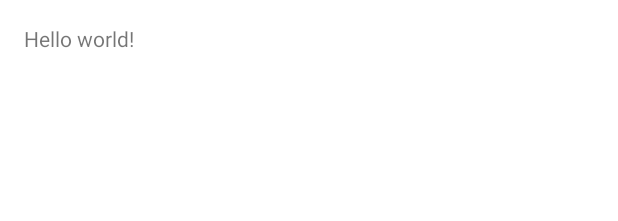
After one commit to DTU-BugBuster/SIH-Android, an Android app: the layout activity_shake.xml on its own in the app's theme, with its tools: preview values and no code run, on a phone screen of 412 x 824 dp. The commit adds this screen. Shown: the top 221 px of the screen. Run offline under Robolectric (Android 15) with nearby library versions, the light colour scheme and no system bars.

Commit message:
Shake to call added .. nav drawer shake to call modified

```diff
--- a/WaterBorne/app/build.gradle
+++ b/WaterBorne/app/build.gradle
@@ -75,6 +75,6 @@ dependencies {
     implementation 'com.jakewharton:butterknife:8.1.0'
     annotationProcessor 'com.jakewharton:butterknife-compiler:8.1.0'
     implementation 'pl.droidsonroids.gif:android-gif-drawable:1.2.16'
-
+    implementation 'com.github.tbouron.shakedetector:library:1.0.0@aar'
     implementation 'com.github.bumptech.glide:glide:4.0.0'
 }
--- a/WaterBorne/app/src/main/AndroidManifest.xml
+++ b/WaterBorne/app/src/main/AndroidManifest.xml
@@ -2,6 +2,7 @@
 <manifest xmlns:android="http://schemas.android.com/apk/res/android"
     package="com.example.android.waterborne">
 
+    <uses-permission android:name="android.permission.CALL_PHONE" />
     <uses-permission android:name="android.permission.INTERNET" />
     <uses-permission android:name="android.permission.WRITE_EXTERNAL_STORAGE" />
     <uses-permission android:name="android.permission.ACCESS_WIFI_STATE" />
@@ -27,7 +28,7 @@
         android:roundIcon="@mipmap/ic_launcher_round"
         android:supportsRtl="true"
         android:theme="@style/AppTheme">
-        <activity android:name=".WaterQualityImageUpload"></activity>
+        <activity android:name=".WaterQualityImageUpload" />
 
         <meta-data
             android:name="com.google.android.geo.API_KEY"
@@ -66,7 +67,8 @@
         <activity android:name=".HomeRemedies.HomeRemediesActivity" />
         <activity android:name=".HomeRemedies.HomeRemedy" />
         <activity android:name=".IsPlaceSafe.IsPlaceSafeActivity" />
-        <activity android:name=".Chatbot.ChatActivity"></activity>
+        <activity android:name=".Chatbot.ChatActivity" />
+        <activity android:name=".ShakeActivity"></activity>
     </application>
 
 </manifest>
--- /dev/null
+++ b/WaterBorne/app/src/main/res/layout/activity_shake.xml
@@ -0,0 +1,63 @@
+<view xmlns:android="http://schemas.android.com/apk/res/android"
+    xmlns:tools="http://schemas.android.com/tools"
+    class="android.support.v4.widget.DrawerLayout"
+    android:id="@+id/drawer_layout"
+    android:layout_width="match_parent"
+    android:layout_height="match_parent"
+    tools:context=".ShakeActivity">
+
+    <ScrollView
+        android:layout_width="match_parent"
+        android:layout_height="match_parent"
+        android:paddingLeft="@dimen/activity_horizontal_margin"
+        android:paddingRight="@dimen/activity_horizontal_margin"
+        android:paddingTop="@dimen/activity_vertical_margin"
+        android:paddingBottom="@dimen/activity_vertical_margin">
+
+        <TextView
+            android:id="@+id/status"
+            android:text="@string/hello_world"
+            android:layout_width="match_parent"
+            android:layout_height="wrap_content"/>
+
+    </ScrollView>
+
+    <LinearLayout
+        android:id="@+id/right_drawer"
+        android:layout_width="240dp"
+        android:layout_height="match_parent"
+        android:orientation="vertical"
+        android:layout_gravity="end"
+        android:paddingLeft="@dimen/activity_horizontal_margin"
+        android:paddingRight="@dimen/activity_horizontal_margin"
+        android:paddingTop="@dimen/activity_vertical_margin"
+        android:paddingBottom="@dimen/activity_vertical_margin"
+        android:background="#ebebeb">
+
+        <TextView
+            android:id="@+id/sensibility_label"
+            android:text="@string/sensibility"
+            android:layout_width="match_parent"
+            android:layout_height="wrap_content"/>
+
+        <SeekBar
+            android:id="@+id/sensibility"
+            android:layout_width="match_parent"
+            android:layout_height="wrap_content"
+            android:max="60"
+            android:progress="20" />
+
+        <TextView
+            android:id="@+id/shake_number_label"
+            android:text="@string/shake_number"
+            android:layout_width="match_parent"
+            android:layout_height="wrap_content"/>
+
+        <SeekBar
+            android:id="@+id/shake_number"
+            android:layout_width="match_parent"
+            android:layout_height="wrap_content"
+            android:max="10"
+            android:progress="3" />
+    </LinearLayout>
+</view>
```
Also changed, not shown: WaterBorne/app/src/main/java/com/example/android/waterborne/MenuScreen.java (+66 -3 lines), WaterBorne/app/src/main/java/com/example/android/waterborne/ShakeActivity.java (added, +144 -0 lines), WaterBorne/app/src/main/res/layout/guillotine.xml (+9 -5 lines), WaterBorne/app/src/main/res/menu/main.xml (added, +10 -0 lines), WaterBorne/app/src/main/res/values/strings.xml (+14 -0 lines).
